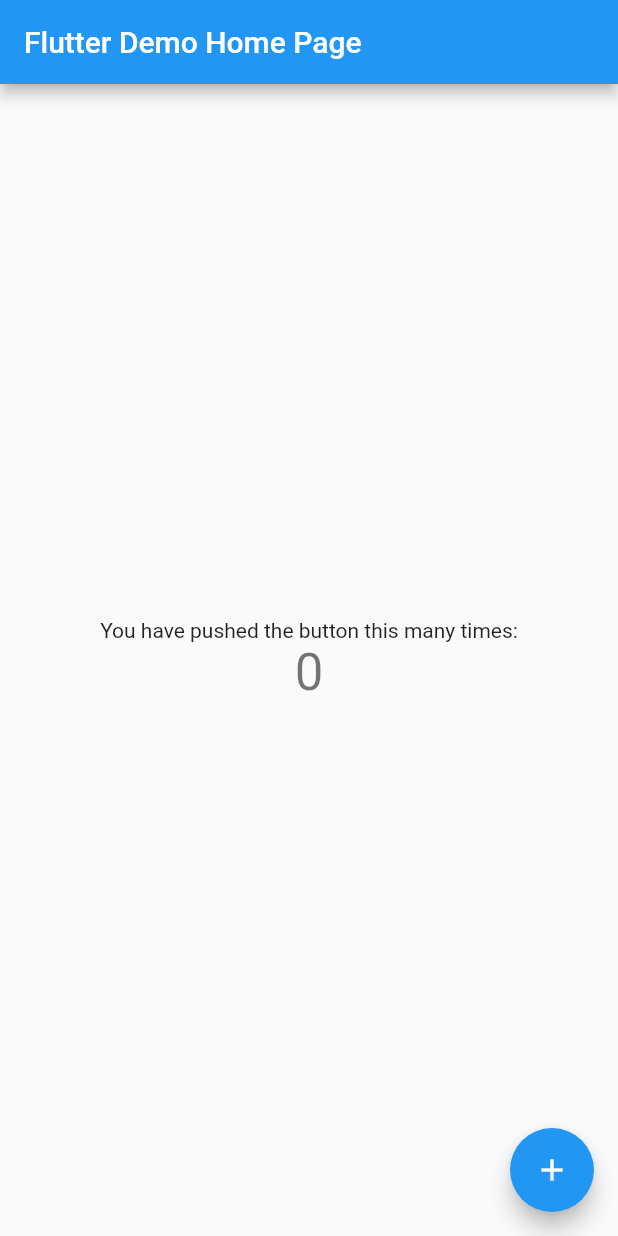
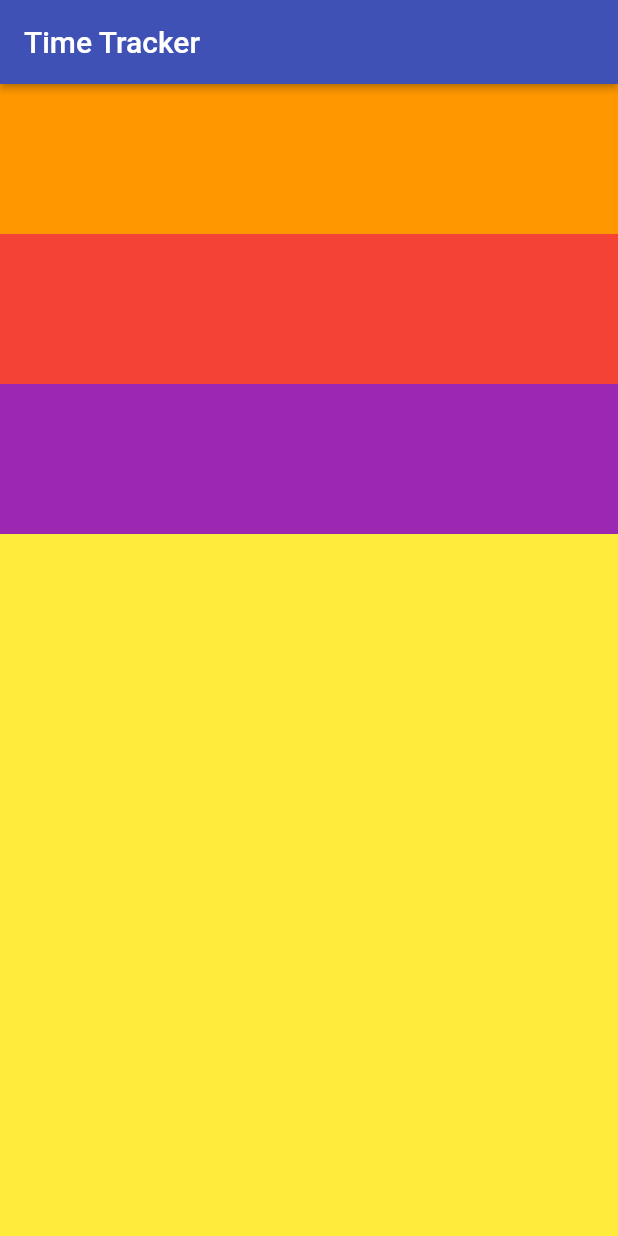
Before and after one commit to harishkrishnan24/time-tracker, a Flutter app: the screen it shows after launch, on a phone screen of 412 x 824 dp. Run offline on Flutter 3.47's test engine with Material 2 defaults, Android fonts, the phone set to English and light mode, and no system bars.

Commit message:
sign in component

```diff
--- /dev/null
+++ b/lib/app/sign_in/sign_in_page.dart
@@ -0,0 +1,43 @@
+import 'package:flutter/material.dart';
+
+class SignInPage extends StatelessWidget {
+  @override
+  Widget build(BuildContext context) {
+    return Scaffold(
+      appBar: AppBar(
+        title: Text('Time Tracker'),
+        elevation: 2,
+      ),
+      body: _buildContent(),
+    );
+  }
+
+  Widget _buildContent() {
+    return Container(
+      color: Colors.yellow,
+      child: Column(
+        crossAxisAlignment: CrossAxisAlignment.stretch,
+        children: <Widget>[
+          Container(
+            color: Colors.orange,
+            child: SizedBox(
+              height: 100,
+            ),
+          ),
+          Container(
+            color: Colors.red,
+            child: SizedBox(
+              height: 100,
+            ),
+          ),
+          Container(
+            color: Colors.purple,
+            child: SizedBox(
+              height: 100,
+            ),
+          )
+        ],
+      ),
+    );
+  }
+}
--- a/lib/main.dart
+++ b/lib/main.dart
@@ -1,111 +1,19 @@
 import 'package:flutter/material.dart';
+import 'package:time_tracker_flutter_course/app/sign_in/sign_in_page.dart';
 
-void main() => runApp(MyApp());
+void main() {
+  runApp(MyApp());
+}
 
 class MyApp extends StatelessWidget {
-  // This widget is the root of your application.
   @override
   Widget build(BuildContext context) {
     return MaterialApp(
-      title: 'Flutter Demo',
+      title: 'Time Tracker',
       theme: ThemeData(
-        // This is the theme of your application.
-        //
-        // Try running your application with "flutter run". You'll see the
-        // application has a blue toolbar. Then, without quitting the app, try
-        // changing the primarySwatch below to Colors.green and then invoke
-        // "hot reload" (press "r" in the console where you ran "flutter run",
-        // or simply save your changes to "hot reload" in a Flutter IDE).
-        // Notice that the counter didn't reset back to zero; the application
-        // is not restarted.
-        primarySwatch: Colors.blue,
+        primarySwatch: Colors.indigo,
       ),
-      home: MyHomePage(title: 'Flutter Demo Home Page'),
+      home: SignInPage(),
     );
   }
 }
-
-class MyHomePage extends StatefulWidget {
-  MyHomePage({Key key, this.title}) : super(key: key);
-
-  // This widget is the home page of your application. It is stateful, meaning
-  // that it has a State object (defined below) that contains fields that affect
-  // how it looks.
-
-  // This class is the configuration for the state. It holds the values (in this
-  // case the title) provided by the parent (in this case the App widget) and
-  // used by the build method of the State. Fields in a Widget subclass are
-  // always marked "final".
-
-  final String title;
-
-  @override
-  _MyHomePageState createState() => _MyHomePageState();
-}
-
-class _MyHomePageState extends State<MyHomePage> {
-  int _counter = 0;
-
-  void _incrementCounter() {
-    setState(() {
-      // This call to setState tells the Flutter framework that something has
-      // changed in this State, which causes it to rerun the build method below
-      // so that the display can reflect the updated values. If we changed
-      // _counter without calling setState(), then the build method would not be
-      // called again, and so nothing would appear to happen.
-      _counter++;
-    });
-  }
-
-  @override
-  Widget build(BuildContext context) {
-    // This method is rerun every time setState is called, for instance as done
-    // by the _incrementCounter method above.
-    //
-    // The Flutter framework has been optimized to make rerunning build methods
-    // fast, so that you can just rebuild anything that needs updating rather
-    // than having to individually change instances of widgets.
-    return Scaffold(
-      appBar: AppBar(
-        // Here we take the value from the MyHomePage object that was created by
-        // the App.build method, and use it to set our appbar title.
-        title: Text(widget.title),
-      ),
-      body: Center(
-        // Center is a layout widget. It takes a single child and positions it
-        // in the middle of the parent.
-        child: Column(
-          // Column is also a layout widget. It takes a list of children and
-          // arranges them vertically. By default, it sizes itself to fit its
-          // children horizontally, and tries to be as tall as its parent.
-          //
-          // Invoke "debug painting" (press "p" in the console, choose the
-          // "Toggle Debug Paint" action from the Flutter Inspector in Android
-          // Studio, or the "Toggle Debug Paint" command in Visual Studio Code)
-          // to see the wireframe for each widget.
-          //
-          // Column has various properties to control how it sizes itself and
-          // how it positions its children. Here we use mainAxisAlignment to
-          // center the children vertically; the main axis here is the vertical
-          // axis because Columns are vertical (the cross axis would be
-          // horizontal).
-          mainAxisAlignment: MainAxisAlignment.center,
-          children: <Widget>[
-            Text(
-              'You have pushed the button this many times:',
-            ),
-            Text(
-              '$_counter',
-              style: Theme.of(context).textTheme.display1,
-            ),
-          ],
-        ),
-      ),
-      floatingActionButton: FloatingActionButton(
-        onPressed: _incrementCounter,
-        tooltip: 'Increment',
-        child: Icon(Icons.add),
-      ), // This trailing comma makes auto-formatting nicer for build methods.
-    );
-  }
-}
```
